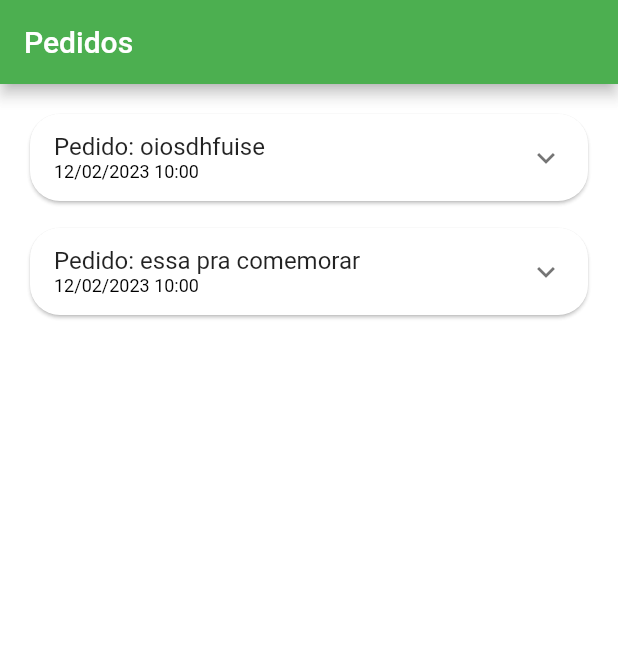
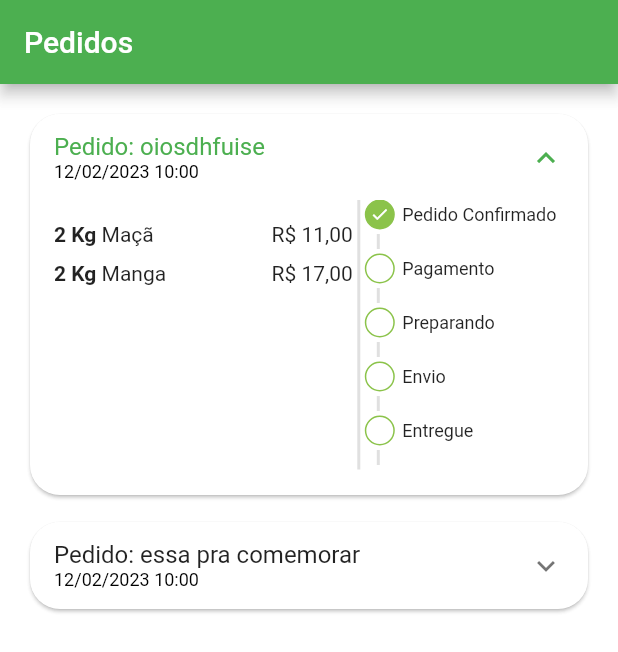
Before and after one commit to leomoreira597/Greengrocer, a Flutter app: the OrdersTab screen opened directly, on a phone screen of 412 x 824 dp. Shown: the top 652 px of the screen. Run offline on Flutter 3.47's test engine with Material 2 defaults, Android fonts, the phone set to English and light mode, and no system bars; our stand-ins replace animated_text_kit, badges, mask_text_input_formatter.

Commit message:
configurando a expansão do card

```diff
--- a/lib/src/config/app_data.dart
+++ b/lib/src/config/app_data.dart
@@ -93,7 +93,7 @@ List<OrderModel> orders = [
       '2023-02-12 10:00:10.458',
     ),
     overDueDateTime: DateTime.parse(
-      '2023-02-13 10:00:10.458',
+      '2023-02-28 10:00:10.458',
     ) ,
     id: 'oiosdhfuise',
     status: 'pending_payment',
@@ -110,10 +110,10 @@ List<OrderModel> orders = [
         '2023-02-12 10:00:10.458',
       ),
       overDueDateTime: DateTime.parse(
-        '2023-02-13 10:00:10.458',
+        '2023-02-28 10:00:10.458',
       ) ,
       id: 'essa pra comemorar',
-      status: 'refunded',
+      status: 'delivered',
       total: 14.0,
       items: [
         CartItemModel(item: guava, quantity: 1),
--- a/lib/src/pages/orders/widgets/order_status.dart
+++ b/lib/src/pages/orders/widgets/order_status.dart
@@ -23,17 +23,44 @@ class OrderStatus extends StatelessWidget {
     return Column(
       crossAxisAlignment: CrossAxisAlignment.start,
       children: [
-        const _StatusDot(isActive: true, title: 'Pedido Confirmado',),
+        const _StatusDot(
+          isActive: true,
+          title: 'Pedido Confirmado',
+        ),
         const _CustomDivider(),
-        if(currentStatus == 1) ...[
+        if (currentStatus == 1) ...[
           const _StatusDot(
             isActive: true,
             title: 'Pix Estornado',
             backGroundColor: Colors.orange,
           ),
-        ]
-        else if(isOverdue) ...[
-          const _StatusDot(isActive: true, title: 'Pagamento Pix Vencido', backGroundColor: Colors.red,),
+        ] else if (isOverdue) ...[
+          const _StatusDot(
+            isActive: true,
+            title: 'Pagamento Pix Vencido',
+            backGroundColor: Colors.red,
+          ),
+        ] else ...[
+          _StatusDot(
+            isActive: currentStatus >= 2,
+            title: 'Pagamento',
+          ),
+          const _CustomDivider(),
+          _StatusDot(
+            isActive: currentStatus >= 3,
+            title: 'Preparando',
+          ),
+          const _CustomDivider(),
+          _StatusDot(
+            isActive: currentStatus >= 4,
+            title: 'Envio',
+          ),
+          const _CustomDivider(),
+          _StatusDot(
+            isActive: currentStatus >= 5,
+            title: 'Entregue',
+          ),
+          const _CustomDivider(),
         ]
       ],
     );
@@ -46,7 +73,10 @@ class _CustomDivider extends StatelessWidget {
   @override
   Widget build(BuildContext context) {
     return Container(
-      margin: const EdgeInsets.symmetric(horizontal: 8, vertical: 3,),
+      margin: const EdgeInsets.symmetric(
+        horizontal: 8,
+        vertical: 3,
+      ),
       height: 10,
       width: 2,
       color: Colors.grey.shade300,
@@ -54,14 +84,16 @@ class _CustomDivider extends StatelessWidget {
   }
 }
 
-
 class _StatusDot extends StatelessWidget {
   final bool isActive;
   final String title;
   final Color? backGroundColor;
 
   const _StatusDot(
-      {required this.isActive, required this.title, this.backGroundColor, Key? key})
+      {required this.isActive,
+      required this.title,
+      this.backGroundColor,
+      Key? key})
       : super(key: key);
 
   @override
@@ -77,20 +109,28 @@ class _StatusDot extends StatelessWidget {
             border: Border.all(
               color: CustomColors.customSwatchColor,
             ),
-            color:
-            isActive ? backGroundColor ?? CustomColors.customSwatchColor : Colors.transparent,
+            color: isActive
+                ? backGroundColor ?? CustomColors.customSwatchColor
+                : Colors.transparent,
           ),
           child: isActive
               ? const Icon(
-            Icons.check,
-            size: 13,
-            color: Colors.white,
-          )
+                  Icons.check,
+                  size: 13,
+                  color: Colors.white,
+                )
               : const SizedBox.shrink(),
         ),
-        const SizedBox(width: 5,),
+        const SizedBox(
+          width: 5,
+        ),
         Expanded(
-          child: Text(title, style: const TextStyle(fontSize: 12,),),
+          child: Text(
+            title,
+            style: const TextStyle(
+              fontSize: 12,
+            ),
+          ),
         ),
       ],
     );
--- a/lib/src/pages/orders/widgets/order_tile.dart
+++ b/lib/src/pages/orders/widgets/order_tile.dart
@@ -22,6 +22,7 @@ class OrderTile extends StatelessWidget {
           dividerColor: Colors.transparent,
         ),
         child: ExpansionTile(
+          initiallyExpanded: order.status == 'pending_payment',
           title: Column(
             mainAxisSize: MainAxisSize.min,
             crossAxisAlignment: CrossAxisAlignment.start,
@@ -35,12 +36,13 @@ class OrderTile extends StatelessWidget {
           ),
           childrenPadding: const EdgeInsets.fromLTRB(16, 0, 16, 16),
           children: [
-            SizedBox(
-              height: 150,
+            IntrinsicHeight(
               child: Row(
                 children: [
                   Expanded(
                     flex: 3,
+                    child: SizedBox(
+                      height: 150,
                       child: ListView(
                         children: order.items.map((orderItem) {
                           return QuantityOrder(
@@ -48,6 +50,7 @@ class OrderTile extends StatelessWidget {
                             utilsServices: utilsServices,
                           );
                         }).toList(),
+                      ),
                     ),
                   ),
                   VerticalDivider(
```
Lines whose indentation alone changed are shown as unchanged.
